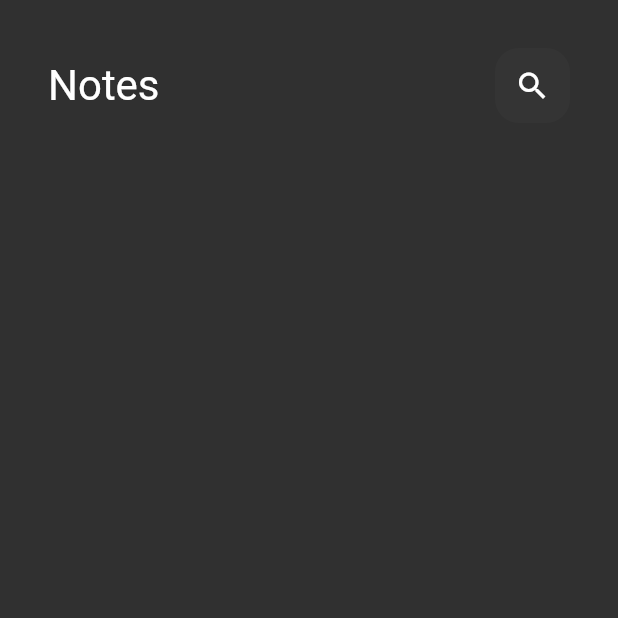
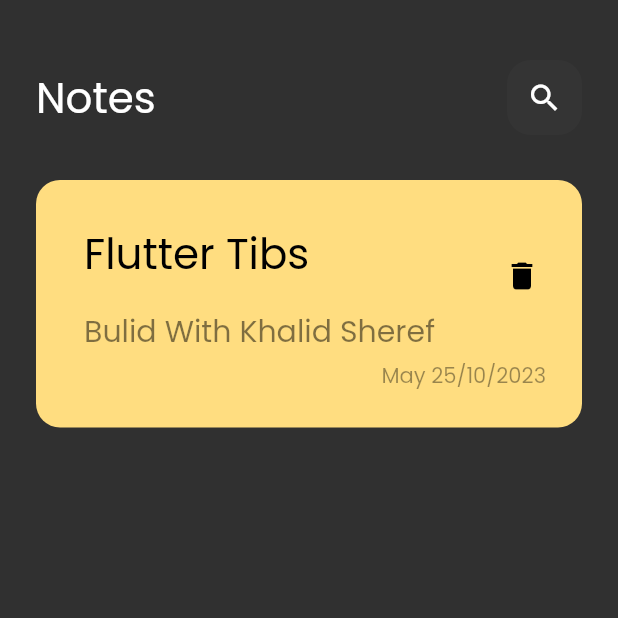
Before and after one commit to Khalidsheref/Notes-App, a Flutter app: the screen it shows after launch, on a phone screen of 412 x 824 dp, the top half of it. Run offline on Flutter 3.47's test engine with Material 2 defaults, Android fonts, the phone set to English and light mode, and no system bars.

Commit message:
create custom note item

```diff
--- a/lib/main.dart
+++ b/lib/main.dart
@@ -12,7 +12,7 @@ class NotesApp extends StatelessWidget {
   @override
   Widget build(BuildContext context) {
     return MaterialApp(
-      theme: ThemeData.dark(),
+      theme: ThemeData(brightness: Brightness.dark, fontFamily: 'Poppins'),
       debugShowCheckedModeBanner: false,
       home: NotesView(),
     );
--- a/lib/widgets/Custom-App-Bar.dart
+++ b/lib/widgets/Custom-App-Bar.dart
@@ -7,13 +7,16 @@ class CustomAppBar extends StatelessWidget {
 
   @override
   Widget build(BuildContext context) {
-    return Row(children: [
+    return Padding(
+      padding: const EdgeInsets.only(top: 16),
+      child: Row(children: [
         Text(
           'Notes',
           style: TextStyle(color: Colors.white, fontSize: 28),
         ),
         Spacer(),
         SearchIcon(),
-    ]);
+      ]),
+    );
   }
 }
--- /dev/null
+++ b/lib/widgets/CustomNote-item.dart
@@ -0,0 +1,49 @@
+import 'package:flutter/material.dart';
+
+class CustomNoteItem extends StatelessWidget {
+  const CustomNoteItem({super.key});
+
+  @override
+  Widget build(BuildContext context) {
+    return Container(
+      padding: EdgeInsets.only(
+        top: 24,
+        bottom: 24,
+        left: 16,
+      ),
+      decoration: BoxDecoration(
+          color: Color(0xffffdd80), borderRadius: BorderRadius.circular(16)),
+      child: Column(
+        crossAxisAlignment: CrossAxisAlignment.end,
+        children: [
+          ListTile(
+            title: Text(
+              'Flutter Tibs',
+              style: TextStyle(color: Colors.black, fontSize: 28),
+            ),
+            subtitle: Padding(
+              padding: const EdgeInsets.only(top: 16),
+              child: Text(
+                'Bulid With Khalid Sheref ',
+                style: TextStyle(
+                    color: Colors.black.withOpacity(0.5), fontSize: 20),
+              ),
+            ),
+            trailing: IconButton(
+              onPressed: () {},
+              icon: Icon(Icons.delete),
+              color: Colors.black,
+            ),
+          ),
+          Padding(
+            padding: const EdgeInsets.only(right: 24),
+            child: Text(
+              'May 25/10/2023',
+              style: TextStyle(color: Colors.black.withOpacity(0.4)),
+            ),
+          )
+        ],
+      ),
+    );
+  }
+}
--- a/lib/widgets/Notes_View-body.dart
+++ b/lib/widgets/Notes_View-body.dart
@@ -1,5 +1,6 @@
 import 'package:flutter/material.dart';
 import 'package:notes_app/widgets/Custom-App-Bar.dart';
+import 'package:notes_app/widgets/CustomNote-item.dart';
 
 class NotesViewBody extends StatelessWidget {
   const NotesViewBody({super.key});
@@ -7,10 +8,14 @@ class NotesViewBody extends StatelessWidget {
   @override
   Widget build(BuildContext context) {
     return Padding(
-      padding: const EdgeInsets.symmetric(vertical: 32, horizontal: 32),
+      padding: const EdgeInsets.symmetric(vertical: 24, horizontal: 24),
       child: Column(
         children: [
           CustomAppBar(),
+          SizedBox(
+            height: 30,
+          ),
+          CustomNoteItem(),
         ],
       ),
     );
```
Also changed, not shown: pubspec.yaml (+5 -11 lines), assets/fonts/Poppins-Regular.ttf (added). Lines whose indentation alone changed are shown as unchanged.
